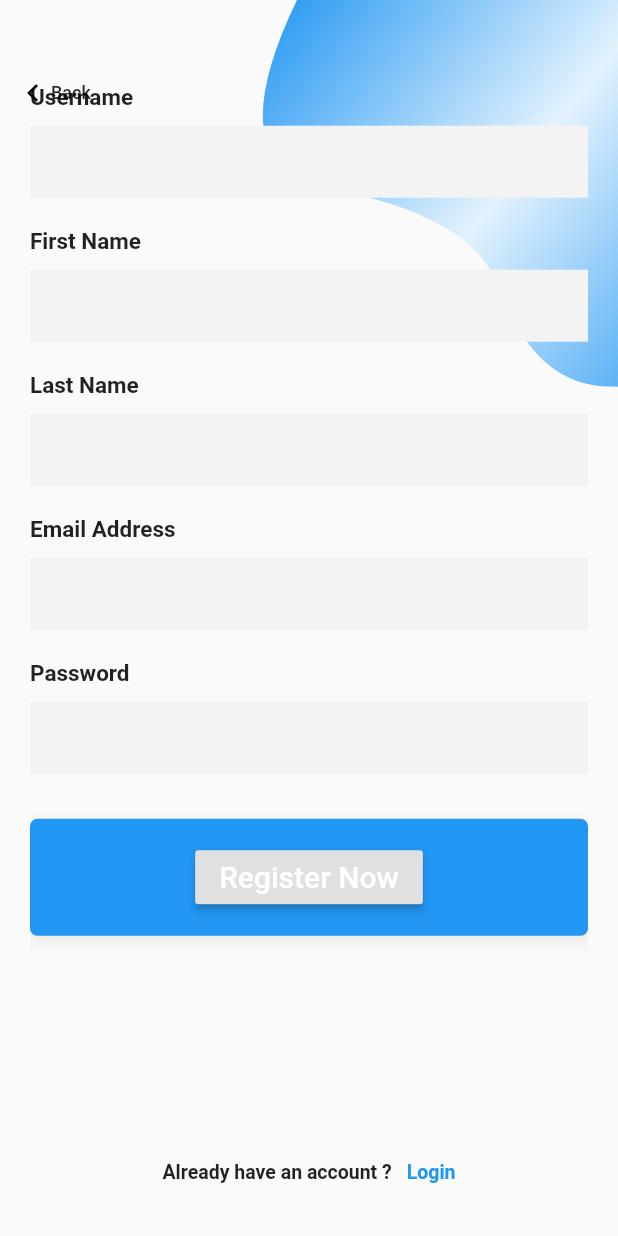
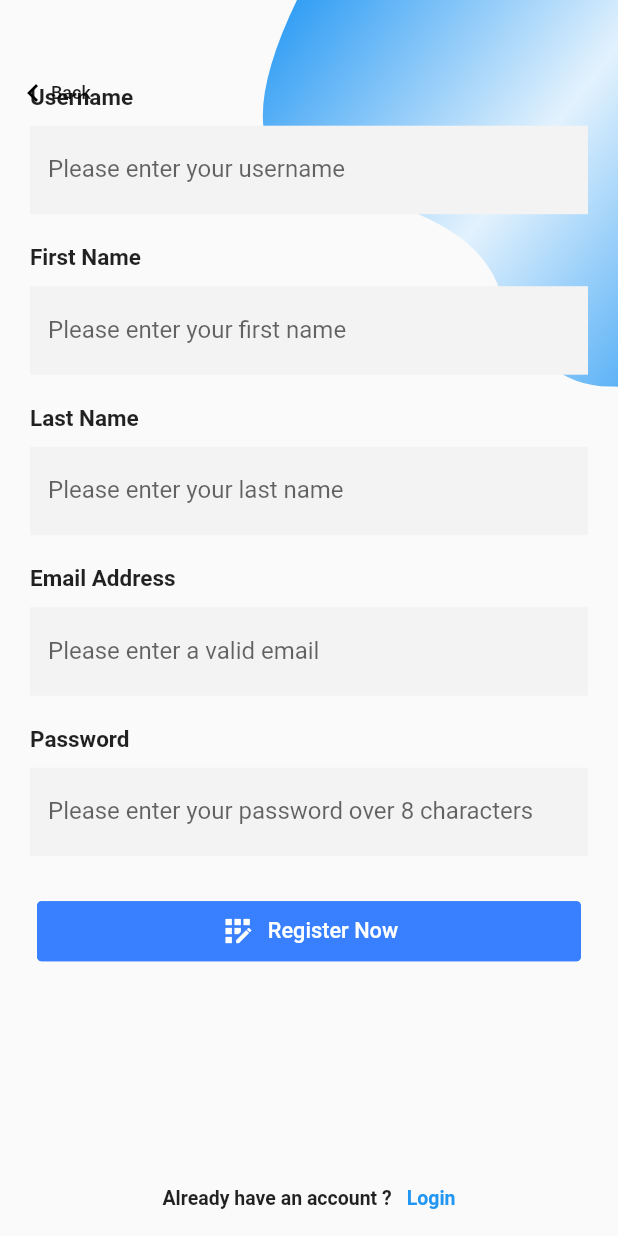
Before and after one commit to roock3r/eshop-mobile, a Flutter app: the SignUpPage screen opened by its route, scrolled down 239 dp, on a phone screen of 412 x 824 dp. Run offline on Flutter 3.47's test engine with Material 2 defaults, Android fonts, the phone set to English and light mode, and no system bars; drawn by our look-alikes of getwidget; our stand-ins replace dio, flutter_screenutil, getflutter, google_fonts, shared_preferences; missing offline and left inert: flutter_facebook_login; accounts and stored records are empty; network calls fail.

Commit message:
Changed Button for sign up page.

```diff
--- a/lib/pages/signup.dart
+++ b/lib/pages/signup.dart
@@ -5,8 +5,8 @@ import 'package:bigshop/common/widgets/bezierContainer.dart';
 import 'package:bigshop/pages/loginPage.dart';
 import 'package:flutter/services.dart';
 import 'package:google_fonts/google_fonts.dart';
+import 'package:getwidget/getwidget.dart';
 import 'package:provider/provider.dart';
-import 'package:bigshop/common/widgets/pleaseWaitWidget.dart';
 
 import '../routes.dart';
 
@@ -49,7 +49,7 @@ class _SignUpPageState extends State<SignUpPage> {
     );
   }
 
-  Widget _entryField(String title, TextEditingController controller, {bool isPassword = false}) {
+  Widget _entryField(String title, String label, TextEditingController controller, {bool isPassword = false,  bool isPasswordConfirm = false}) {
     return Container(
       margin: EdgeInsets.symmetric(vertical: 10),
       child: Column(
@@ -62,15 +62,41 @@ class _SignUpPageState extends State<SignUpPage> {
           SizedBox(
             height: 10,
           ),
-          TextField(
+          TextFormField(
               controller: controller,
               obscureText: isPassword,
               decoration: InputDecoration(
+                  labelText: label,
                   border: InputBorder.none,
                   fillColor: Color(0xfff3f3f4),
-                  filled: true))
+                  filled: true),
+           )
         ],
       ),
+    );
+  }
+  Widget _newSubmitButton(){
+    return GFButton(
+        onPressed: (){
+          SystemChannels.textInput.invokeMethod('TextInput.hide');
+          AuthState state =
+          Provider.of<AuthState>(context, listen: false);
+          state.createAccount(
+            _username.text,
+            _password.text,
+            _email.text,
+            _firstName.text,
+            _lastName.text,
+          ).then((response){
+            Navigator.pushNamed(context, AppRoutes.login);
+          });
+        },
+        onLongPress: (){},
+        text: "Register Now",
+        icon: Icon(Icons.app_registration),
+        type: GFButtonType.solid,
+        blockButton: true,
+        size: GFSize.LARGE
     );
   }
 
@@ -178,11 +204,12 @@ class _SignUpPageState extends State<SignUpPage> {
   Widget _emailPasswordWidget() {
     return Column(
       children: <Widget>[
-        _entryField("Username", _username),
-        _entryField("First Name", _firstName),
-        _entryField("Last Name", _lastName),
-        _entryField("Email Address", _email),
-        _entryField("Password",_password, isPassword: true),
+        _entryField("Username", "Please enter your username", _username),
+        _entryField("First Name", "Please enter your first name",  _firstName),
+        _entryField("Last Name", "Please enter your last name",_lastName),
+        _entryField("Email Address", "Please enter a valid email", _email),
+        _entryField("Password","Please enter your password over 8 characters",_password, isPassword: true),
+        // _entryField("Password Confirmation"," Please confirm your Confirm password ",_password2, isPassword: true),
       ],
     );
 
@@ -221,7 +248,8 @@ class _SignUpPageState extends State<SignUpPage> {
                           SizedBox(
                             height: 20,
                           ),
-                          _submitButton(),
+                          //_submitButton(),
+                          _newSubmitButton(),
                           SizedBox(height: height * .14),
                           _loginAccountLabel(),
                         ],
```
